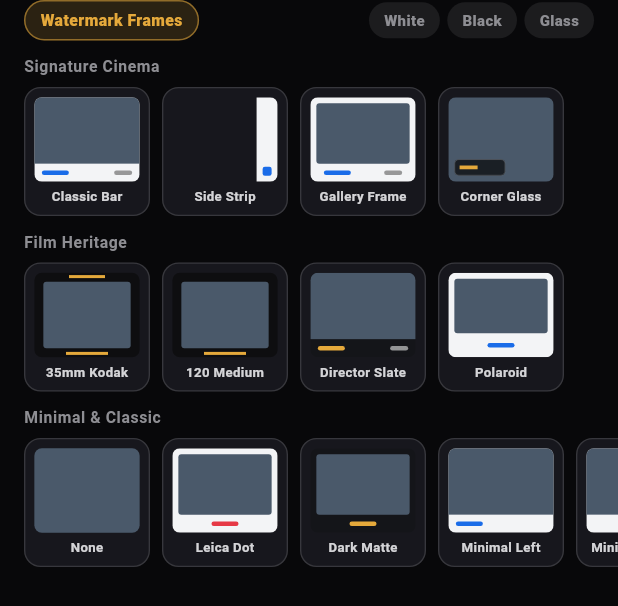
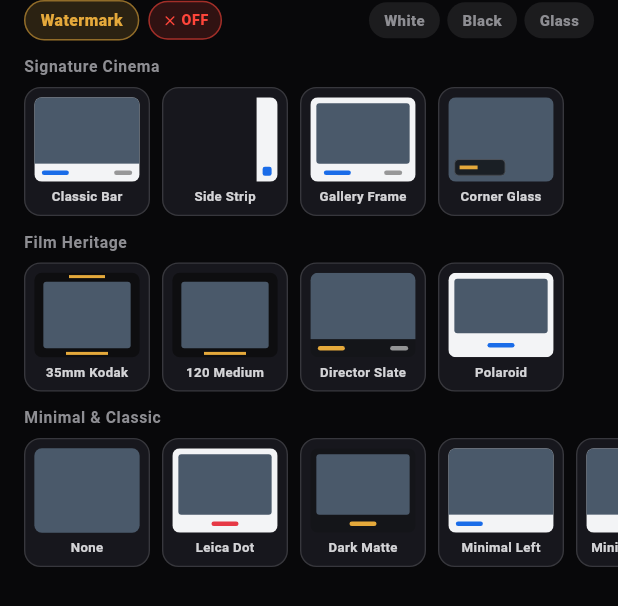
Before and after one commit to wisnusastra/CineLens, a Flutter app: the WatermarkFramePicker widget shown alone on an empty page, opened directly with empty values, on a phone screen of 412 x 824 dp. Shown: the top 606 px of the screen. Run offline on Flutter 3.47's test engine with Material 3 defaults, Android fonts, the phone set to English and light mode, and no system bars; our stand-ins replace file_picker, flutter_riverpod, go_router, share_plus, shared_preferences, video_player; missing offline and left inert: gal; accounts and stored records are empty.

Commit message:
fix(watermark): v3.5.3+34 clean full-screen preview & tap-again WM toggle-off

```diff
--- a/lib/features/photo_editor/presentation/widgets/watermark_frame_picker.dart
+++ b/lib/features/photo_editor/presentation/widgets/watermark_frame_picker.dart
@@ -143,9 +143,9 @@ class WatermarkFramePicker extends StatelessWidget {
                     color: AppTheme.cinemaAmber.withValues(alpha: 0.55),
                   ),
                 ),
-                child: const Text(
-                  'Watermark Frames',
-                  style: TextStyle(
+                child: Text(
+                  selectedStyle != 'none' ? 'Watermark' : 'Watermark Frames',
+                  style: const TextStyle(
                     color: AppTheme.cinemaAmber,
                     fontSize: 10.5,
                     fontWeight: FontWeight.w800,
@@ -153,6 +153,46 @@ class WatermarkFramePicker extends StatelessWidget {
                   ),
                 ),
               ),
+              if (selectedStyle != 'none') ...[
+                const SizedBox(width: 6),
+                GestureDetector(
+                  onTap: () {
+                    HapticFeedback.selectionClick();
+                    onStyleChanged('none');
+                  },
+                  child: Container(
+                    padding:
+                        const EdgeInsets.symmetric(horizontal: 8, vertical: 5),
+                    decoration: BoxDecoration(
+                      color: AppTheme.cinemaRed.withValues(alpha: 0.16),
+                      borderRadius: BorderRadius.circular(14),
+                      border: Border.all(
+                        color: AppTheme.cinemaRed.withValues(alpha: 0.55),
+                      ),
+                    ),
+                    child: const Row(
+                      mainAxisSize: MainAxisSize.min,
+                      children: [
+                        Icon(
+                          Icons.close_rounded,
+                          size: 11,
+                          color: AppTheme.cinemaRed,
+                        ),
+                        SizedBox(width: 2),
+                        Text(
+                          'OFF',
+                          style: TextStyle(
+                            color: AppTheme.cinemaRed,
+                            fontSize: 9.5,
+                            fontWeight: FontWeight.w800,
+                            letterSpacing: 0.4,
+                          ),
+                        ),
+                      ],
+                    ),
+                  ),
+                ),
+              ],
               const Spacer(),
               for (final t in const <(String, String)>[
                 ('white', 'White'),
@@ -232,7 +272,7 @@ class WatermarkFramePicker extends StatelessWidget {
               return GestureDetector(
                 onTap: () {
                   HapticFeedback.selectionClick();
-                  onStyleChanged(item.id);
+                  onStyleChanged(selected ? 'none' : item.id);
                 },
                 child: AnimatedContainer(
                   duration: const Duration(milliseconds: 150),
--- a/pubspec.yaml
+++ b/pubspec.yaml
@@ -1,7 +1,7 @@
 name: cinelens_ios
 description: Hollywood Cinematic Camera for iOS with 24fps video, real-time 5x4 LUT color grading, custom tone studio, and JSON preset sharing.
 publish_to: 'none'
-version: 3.5.2+33
+version: 3.5.3+34
 
 environment:
   sdk: '>=3.5.0 <4.0.0'
```
Also changed, not shown: lib/features/about/presentation/screens/about_screen.dart (+17 -2 lines), lib/features/cinema_camera/presentation/providers/cinema_camera_provider.dart (+6 -3 lines), lib/features/cinema_camera/presentation/screens/camera_screen.dart (+37 -6 lines), 1 other file.
